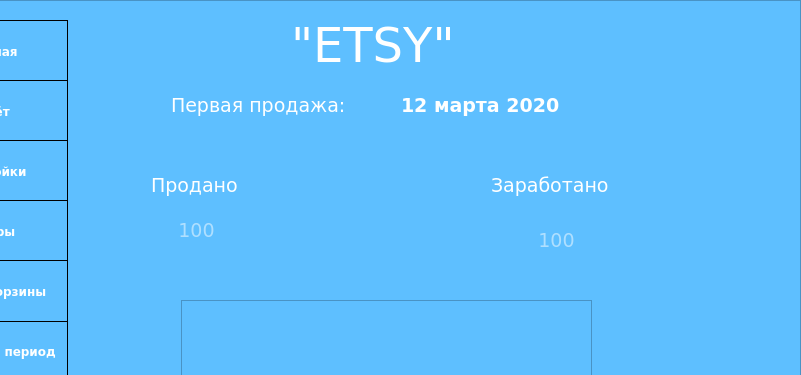
Above: design_dev.ui from miptivan/data_desktop before the change; both pictures show x 99 to 900 and y 0 to 375 of the 900 by 800 pixel window. Below: the same form after it.
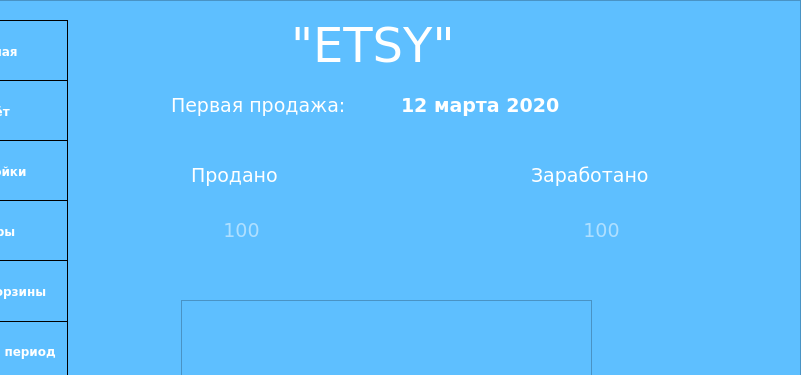
That is the form after the change. The open tabs and pages were chosen to show the change.

Commit message: edit label in main

Patch:
```diff
--- a/design_dev.ui
+++ b/design_dev.ui
@@ -177,8 +177,8 @@
       <widget class="QLabel" name="label_6">
        <property name="geometry">
         <rect>
-         <x>70</x>
-         <y>160</y>
+         <x>110</x>
+         <y>150</y>
          <width>111</width>
          <height>31</height>
         </rect>
@@ -196,8 +196,8 @@
       <widget class="QLabel" name="label_7">
        <property name="geometry">
         <rect>
-         <x>410</x>
-         <y>160</y>
+         <x>450</x>
+         <y>150</y>
          <width>141</width>
          <height>31</height>
         </rect>
@@ -218,9 +218,9 @@
        </property>
        <property name="geometry">
         <rect>
-         <x>50</x>
+         <x>20</x>
          <y>190</y>
-         <width>131</width>
+         <width>281</width>
          <height>61</height>
         </rect>
        </property>
@@ -252,9 +252,9 @@
        </property>
        <property name="geometry">
         <rect>
-         <x>410</x>
-         <y>200</y>
-         <width>131</width>
+         <x>380</x>
+         <y>190</y>
+         <width>281</width>
          <height>61</height>
         </rect>
        </property>
```
Left out of the diff: 4 changed lines with no effect on the pictures.
